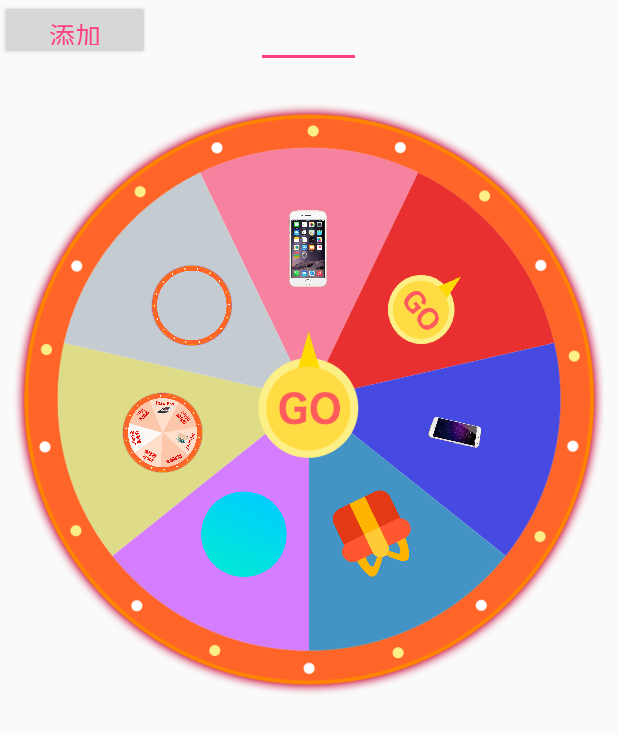
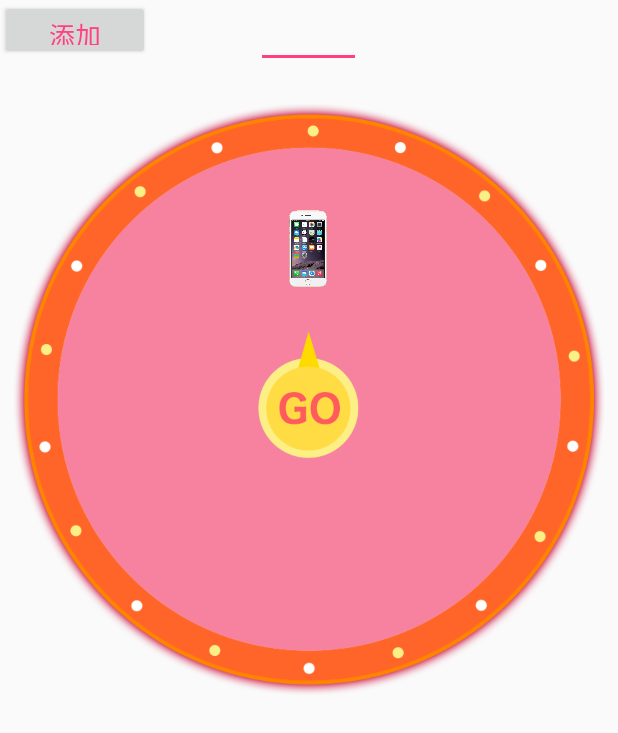
Before and after one commit to zhangyu127/ZhuangPanDemo, an Android app: the screen it shows after launch (MainActivity), on a phone screen of 412 x 824 dp. Shown: the top 733 px of the screen. Run offline under Robolectric (Android 15) with nearby library versions, the phone set to English and light mode, and no system bars.

Commit message:
提交修改

```diff
--- a/app/src/main/java/com/keke/a10056/myzhuangpandemo/MainActivity.java
+++ b/app/src/main/java/com/keke/a10056/myzhuangpandemo/MainActivity.java
@@ -121,7 +121,7 @@ public class MainActivity extends AppCompatActivity {
             public void onClick(View v) {
 
                 if (mListBitmap.size() == 8) {
-                    Toast.makeText(MainActivity.this, "已到达游戏上线", Toast.LENGTH_LONG).show();
+                    Toast.makeText(MainActivity.this, "人数已到达游戏上线", Toast.LENGTH_LONG).show();
                     return;
                 }
 
@@ -168,15 +168,8 @@ public class MainActivity extends AppCompatActivity {
     private void initData() {
         mListBitmap = new ArrayList<>();
         mListBitmap.add(BitmapFactory.decodeResource(getResources(), R.mipmap.iphone));
-        mListBitmap.add(BitmapFactory.decodeResource(getResources(), R.mipmap.node));
-        mListBitmap.add(BitmapFactory.decodeResource(getResources(), R.mipmap.meizu));
-        mListBitmap.add(BitmapFactory.decodeResource(getResources(), R.mipmap.liwu));
-        mListBitmap.add(BitmapFactory.decodeResource(getResources(), R.mipmap.dianjiluyin));
-        mListBitmap.add(BitmapFactory.decodeResource(getResources(), R.mipmap.all));
-        mListBitmap.add(BitmapFactory.decodeResource(getResources(), R.mipmap.yuanhuan));
 
-        //处理图片角度方法
-        mListBitmap = WheelSurfView.rotateBitmaps(mListBitmap);
+
 
         colors = new ArrayList<>();
         colors.add(Color.parseColor("#F6829F"));
@@ -211,7 +204,6 @@ public class MainActivity extends AppCompatActivity {
         for (int i = 0; i < mListBitmap.size(); i++) {
             color.add(colors.get(i));
         }
-
     }
 
     /**
@@ -254,6 +246,10 @@ public class MainActivity extends AppCompatActivity {
      * 初始化转盘
      **/
     private void initChuShiHua() {
+
+        //处理图片角度方法
+        mListBitmap = WheelSurfView.rotateBitmaps(mListBitmap);
+
         build = new WheelSurfView.Builder()
                 .setmColors(color)
                 .setmIcons(mListBitmap)
--- a/app/src/main/java/com/keke/a10056/myzhuangpandemo/view/WheelSurfView.java
+++ b/app/src/main/java/com/keke/a10056/myzhuangpandemo/view/WheelSurfView.java
@@ -4,6 +4,7 @@ import android.annotation.TargetApi;
 import android.content.Context;
 import android.content.res.TypedArray;
 import android.graphics.Bitmap;
+import android.graphics.BitmapFactory;
 import android.graphics.Matrix;
 import android.os.Build;
 import android.util.AttributeSet;
@@ -239,4 +240,6 @@ public class WheelSurfView extends RelativeLayout {
         }
         return result;
     }
+
+
 }
```
